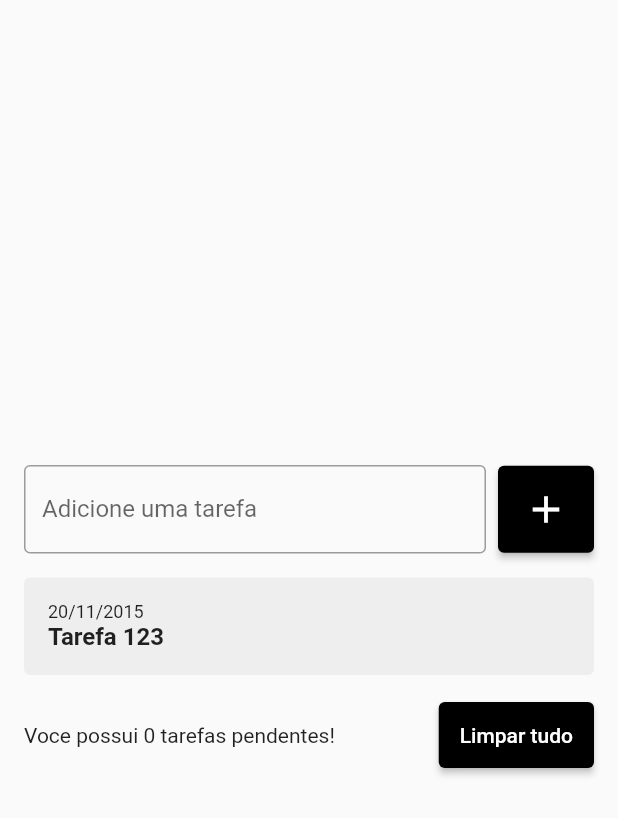
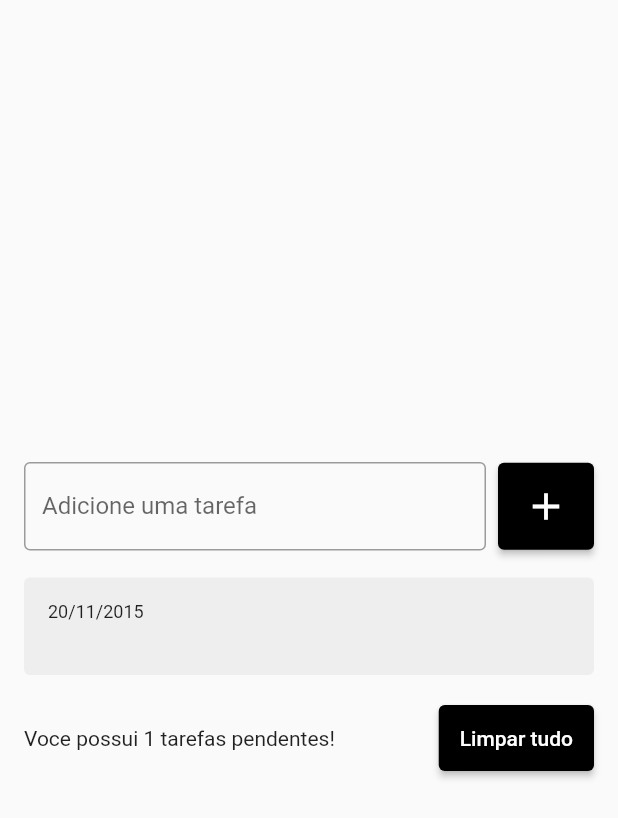
Before and after one commit to Willian000067/todo_list, a Flutter app: the screen it shows after launch, after a tap on the "add" icon, on a phone screen of 412 x 824 dp. Shown: the top 818 px of the screen. Run offline on Flutter 3.47's test engine with Material 2 defaults, Android fonts, the phone set to English and light mode, and no system bars.

Commit message:
Melhorando_a_Interface_do_App

```diff
--- a/lib/main.dart
+++ b/lib/main.dart
@@ -11,6 +11,7 @@ class MyApp extends StatelessWidget {
   @override
   Widget build(BuildContext context) {
     return MaterialApp(
+      debugShowCheckedModeBanner: false, //Codigo para tirar a tag de Debug.
       home: TodoListPage(),
     );
   }
--- a/lib/pages/todo_list_page.dart
+++ b/lib/pages/todo_list_page.dart
@@ -15,10 +15,11 @@ class _TodoListPageState extends State<TodoListPage> {
   // Escrever sempre em ingles Tarefas = Todos (to do(s)).
   @override
   Widget build(BuildContext context) {
-    return Scaffold(
+    return SafeArea(
+      child: Scaffold(
         body: Center(
           child: Padding(
-          padding: const EdgeInsets.symmetric(horizontal: 16),
+            padding: const EdgeInsets.all(16),
             child: Column(
               mainAxisSize: MainAxisSize.min,
               children: [
@@ -70,7 +71,11 @@ class _TodoListPageState extends State<TodoListPage> {
                     shrinkWrap:
                         true, // Esse comando serve para deixar a lista mais enxuta possivel.
                     children: [
-                    for (String todo in todos) TodoListItem(),
+                      for (String todo in todos)
+                        TodoListItem(
+                          title:
+                              todo, //parte da ligacao de pegar o que é digitado para salvar na lista.
+                        ),
                     ],
                   ),
                 ),
@@ -84,7 +89,7 @@ class _TodoListPageState extends State<TodoListPage> {
                     Expanded(
                       // Expanded serve para fazer com que o componente utilize o maior espaco possivel.
                       child: Text(
-                      'Voce possui 0 tarefas pendentes!',
+                        'Voce possui ${todos.length} tarefas pendentes!',
                       ),
                     ),
 
@@ -108,6 +113,7 @@ class _TodoListPageState extends State<TodoListPage> {
             ),
           ),
         ),
+      ),
     );
   }
 }
--- a/lib/widgets/todo_list_item.dart
+++ b/lib/widgets/todo_list_item.dart
@@ -1,7 +1,9 @@
 import 'package:flutter/material.dart';
 
 class TodoListItem extends StatelessWidget {
-  const TodoListItem({Key? key}) : super(key: key);
+  const TodoListItem({Key? key, required this.title}) : super(key: key);
+
+  final String title;
 
   @override
   Widget build(BuildContext context) {
@@ -11,6 +13,7 @@ class TodoListItem extends StatelessWidget {
             4), //Para arredondar as bordas da lista de tarefas.
         color: Colors.grey[200],
       ),
+      margin: const EdgeInsets.symmetric(vertical: 2),
       padding: const EdgeInsets.all(16),
       child: Column(
         crossAxisAlignment: CrossAxisAlignment
@@ -23,7 +26,7 @@ class TodoListItem extends StatelessWidget {
             ),
           ),
           Text(
-            'Tarefa 123',
+            title,
             style: TextStyle(
               fontSize: 16,
               fontWeight: FontWeight.w600,
```
Lines whose indentation alone changed are shown as unchanged.
